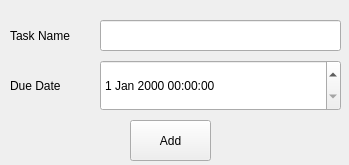
Before: the Qt Designer form listwindowAdd.ui in Delen0828/mAIDo, drawn with Qt 5.
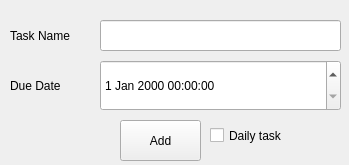
After: the same form once the commit is applied.

The edit to the form file:
```diff
--- a/listwindowAdd.ui
+++ b/listwindowAdd.ui
@@ -58,7 +58,7 @@
   <widget class="QPushButton" name="pushButton">
    <property name="geometry">
     <rect>
-     <x>130</x>
+     <x>120</x>
      <y>120</y>
      <width>81</width>
      <height>41</height>
@@ -78,6 +78,19 @@
     </rect>
    </property>
   </widget>
+  <widget class="QCheckBox" name="checkBox">
+   <property name="geometry">
+    <rect>
+     <x>210</x>
+     <y>120</y>
+     <width>121</width>
+     <height>31</height>
+    </rect>
+   </property>
+   <property name="text">
+    <string>Daily task</string>
+   </property>
+  </widget>
  </widget>
  <resources/>
  <connections/>
```
